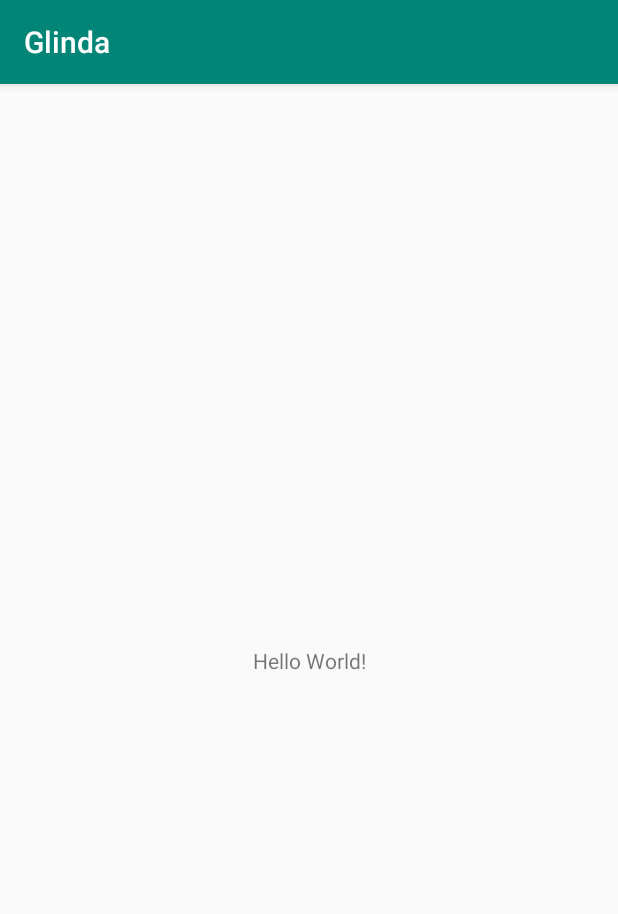
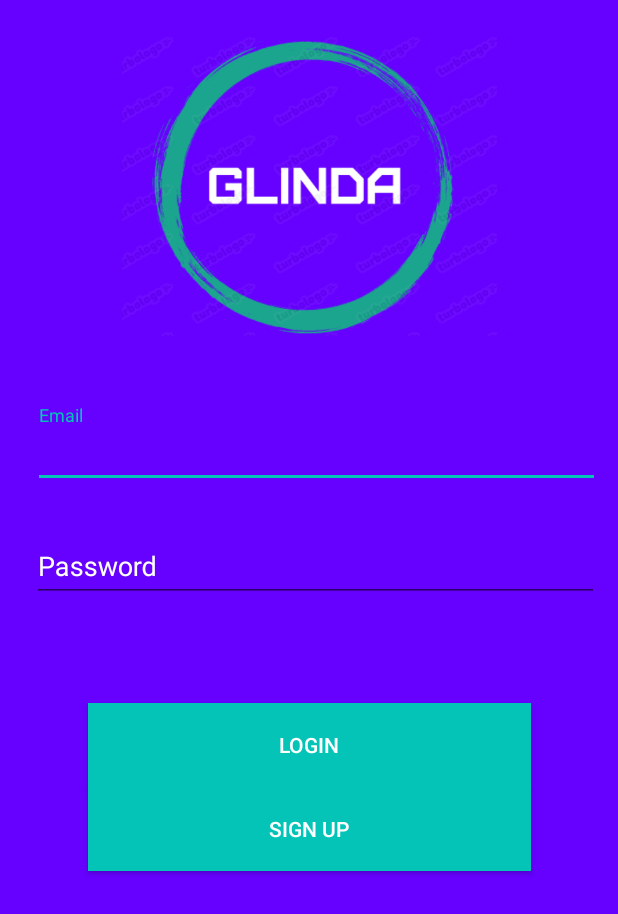
Before and after one commit to VladPavluts/Glinda, an Android app: the screen it shows after launch (MainActivity), on a phone screen of 412 x 824 dp. Shown: the top 914 px of the screen. Run offline under Robolectric (Android 15) with nearby library versions, the phone set to English and light mode, and no system bars; our stand-ins replace data binding.

```diff
--- /dev/null
+++ b/app/src/main/java/com/example/glinda/login/LoginBindingUtils.kt
@@ -0,0 +1,22 @@
+package com.example.glinda.login
+
+import android.widget.EditText
+import androidx.databinding.BindingAdapter
+
+@BindingAdapter("emailFocus")
+fun EditText.setEmailFocusListener(item: LoginViewModel) {
+    setOnFocusChangeListener { _, focused ->
+        if(!focused){
+            item.checkEmail()
+        }
+    }
+}
+
+@BindingAdapter("passwordFocus")
+fun EditText.setPasswordFocusListener(item: LoginViewModel) {
+    setOnFocusChangeListener { _, focused ->
+        if(!focused){
+            item.checkPassword()
+        }
+    }
+}
--- /dev/null
+++ b/app/src/main/java/com/example/glinda/login/LoginViewModel.kt
@@ -0,0 +1,54 @@
+package com.example.glinda.login
+
+import androidx.lifecycle.LiveData
+import androidx.lifecycle.MutableLiveData
+import androidx.lifecycle.ViewModel
+import com.example.glinda.Repository
+
+class LoginViewModel : ViewModel(){
+    val email: MutableLiveData<String> = MutableLiveData()
+    val password: MutableLiveData<String> = MutableLiveData()
+
+    private val _emailIsValid:MutableLiveData<Boolean> = MutableLiveData()
+    private val _passwordIsValid:MutableLiveData<Boolean> = MutableLiveData()
+
+    val emailIsValid:LiveData<Boolean>
+        get() = _emailIsValid
+    val passwordIsValid:LiveData<Boolean>
+        get() = _passwordIsValid
+
+    fun checkEmail(){
+        _emailIsValid.value=EmailValidator.isValid(email.value ?: "")
+    }
+    fun checkPassword(){
+        _passwordIsValid.value=password.value?.length ?:0>=8
+    }
+    fun login(){
+        checkEmail()
+        checkPassword()
+        if (_emailIsValid.value == true && _passwordIsValid.value == true) {
+            Repository.signIn(email.value ?: "", password.value ?: ""){
+                    isSuccessful -> completionListener(isSuccessful)}
+        }
+    }
+    private val _logInEvent: MutableLiveData<Boolean> = MutableLiveData()
+    val logInEvent: LiveData<Boolean>
+        get() = _logInEvent
+
+    private fun completionListener(result: Boolean) {
+        _logInEvent.value = result
+    }
+
+    private val _registrationEvent: MutableLiveData<Boolean> = MutableLiveData()
+    val registationEvent: LiveData<Boolean>
+        get() = _registrationEvent
+
+    fun moveToRegistration() {
+        _registrationEvent.value = true
+    }
+
+    fun resetEvent() {
+        _registrationEvent.value = false
+    }
+
+}
--- a/app/src/main/res/layout/activity_main.xml
+++ b/app/src/main/res/layout/activity_main.xml
@@ -5,14 +5,14 @@
     android:layout_width="match_parent"
     android:layout_height="match_parent"
     tools:context=".MainActivity">
+    <fragment
+        android:layout_width="match_parent"
+        android:layout_height="match_parent"
+        android:id="@+id/my_nav_host_fragment"
+        android:name="androidx.navigation.fragment.NavHostFragment"
+        app:navGraph="@navigation/nav_graph"
+        app:defaultNavHost="true"
+        />
 
-    <TextView
-        android:layout_width="wrap_content"
-        android:layout_height="wrap_content"
-        android:text="Hello World!"
-        app:layout_constraintBottom_toBottomOf="parent"
-        app:layout_constraintLeft_toLeftOf="parent"
-        app:layout_constraintRight_toRightOf="parent"
-        app:layout_constraintTop_toTopOf="parent" />
 
 </androidx.constraintlayout.widget.ConstraintLayout>
--- a/app/src/main/res/layout/fragment_login.xml
+++ b/app/src/main/res/layout/fragment_login.xml
@@ -1,13 +1,23 @@
 <?xml version="1.0" encoding="utf-8"?>
 
-<FrameLayout xmlns:android="http://schemas.android.com/apk/res/android"
+<layout xmlns:android="http://schemas.android.com/apk/res/android"
     xmlns:app="http://schemas.android.com/apk/res-auto"
-    xmlns:tools="http://schemas.android.com/tools"
+    xmlns:tools="http://schemas.android.com/tools">
+
+    <data>
+        <variable
+            name="viewModel"
+            type="com.example.glinda.login.LoginViewModel" />
+    </data>
+
+    <FrameLayout
         android:layout_width="match_parent"
         android:layout_height="match_parent"
         android:background="@color/colorPers"
         tools:context=".login.LoginFragment">
-
+        <ScrollView
+            android:layout_width="match_parent"
+            android:layout_height="match_parent">
         <androidx.constraintlayout.widget.ConstraintLayout
             android:layout_width="match_parent"
             android:layout_height="match_parent">
@@ -19,10 +29,11 @@
                 android:src="@drawable/logo"
                 app:layout_constraintEnd_toEndOf="parent"
                 app:layout_constraintStart_toStartOf="parent"
-            app:layout_constraintTop_toTopOf="parent" />
+                app:layout_constraintTop_toTopOf="parent"
+                android:contentDescription="@string/gl_logo" />
 
             <com.google.android.material.textfield.TextInputLayout
-            android:id="@+id/textInputLayout"
+                android:id="@+id/emailLayout"
                 android:layout_width="378dp"
                 android:layout_height="55dp"
                 android:layout_marginStart="32dp"
@@ -35,14 +46,17 @@
                 app:layout_constraintTop_toBottomOf="@+id/imageView">
 
                 <com.google.android.material.textfield.TextInputEditText
+                    android:id="@+id/email"
                     android:layout_width="match_parent"
                     android:layout_height="wrap_content"
-                android:hint="Email"
+                    android:text="@={viewModel.email}"
+                    app:emailFocus="@{viewModel}"
+                    android:hint="@string/emailg"
                     android:textColor="@color/white" />
             </com.google.android.material.textfield.TextInputLayout>
 
             <com.google.android.material.textfield.TextInputLayout
-            android:id="@+id/textInputLayout3"
+                android:id="@+id/passwordLayout"
                 android:textColorHint="@color/white"
                 android:layout_width="378dp"
                 android:layout_height="59dp"
@@ -51,13 +65,16 @@
                 android:layout_marginEnd="24dp"
                 app:layout_constraintEnd_toEndOf="parent"
                 app:layout_constraintStart_toStartOf="parent"
-            app:layout_constraintTop_toBottomOf="@+id/textInputLayout">
+                app:layout_constraintTop_toBottomOf="@+id/emailLayout">
 
                 <com.google.android.material.textfield.TextInputEditText
                     android:layout_width="match_parent"
                     android:layout_height="wrap_content"
                     android:textColor="@color/white"
-                android:hint="Password" />
+                    android:inputType="textPassword"
+                    android:hint="@string/passwordg"
+                    android:text="@={viewModel.password}"
+                    app:passwordFocus="@{viewModel}"                     />
             </com.google.android.material.textfield.TextInputLayout>
 
             <Button
@@ -66,11 +83,12 @@
                 android:layout_height="56dp"
                 android:layout_marginTop="64dp"
                 android:background="@color/colorAccent"
+                android:onClick="@{()->viewModel.login()}"
                 android:text="Login"
                 android:textColor="@color/white"
                 app:layout_constraintEnd_toEndOf="parent"
                 app:layout_constraintStart_toStartOf="parent"
-            app:layout_constraintTop_toBottomOf="@+id/textInputLayout3" />
+                app:layout_constraintTop_toBottomOf="@+id/passwordLayout" />
 
             <Button
                 android:id="@+id/registerButton"
@@ -78,6 +96,7 @@
                 android:layout_height="56dp"
                 android:layout_marginBottom="136dp"
                 android:background="@color/colorAccent"
+                android:onClick="@{()->viewModel.moveToRegistration()}"
                 android:text="Sign up"
                 android:textColor="@color/white"
                 app:layout_constraintBottom_toBottomOf="parent"
@@ -86,5 +105,6 @@
                 app:layout_constraintTop_toBottomOf="@+id/loginButton"
                 app:layout_constraintVertical_bias="1.0" />
         </androidx.constraintlayout.widget.ConstraintLayout>
-
+        </ScrollView>
     </FrameLayout>
+</layout>
--- /dev/null
+++ b/app/src/main/res/navigation/nav_graph.xml
@@ -0,0 +1,21 @@
+<?xml version="1.0" encoding="utf-8"?>
+<navigation xmlns:android="http://schemas.android.com/apk/res/android"
+    xmlns:app="http://schemas.android.com/apk/res-auto"
+    xmlns:tools="http://schemas.android.com/tools"
+    android:id="@+id/nav_graph"
+    app:startDestination="@id/loginFragment">
+
+    <fragment
+        android:id="@+id/loginFragment"
+        android:name="com.example.glinda.login.LoginFragment"
+        android:label="LoginFragment" >
+        <action
+            android:id="@+id/action_loginFragment_to_chatFragment"
+            app:destination="@id/chatFragment" />
+    </fragment>
+    <fragment
+        android:id="@+id/chatFragment"
+        android:name="com.example.glinda.ChatFragment.ChatFragment"
+        android:label="fragment_chat"
+        tools:layout="@layout/fragment_chat" />
+</navigation>
--- a/app/src/main/res/values/colors.xml
+++ b/app/src/main/res/values/colors.xml
@@ -1,6 +1,6 @@
 <?xml version="1.0" encoding="utf-8"?>
 <resources>
-    <color name="colorPrimary">#008577</color>
+    <color name="colorPrimary">#6600ff</color>
     <color name="colorPrimaryDark">#6600ff</color>
     <color name="colorAccent">#03c4b7</color>
     <color name="colorPers">#6600ff</color>
--- a/app/src/main/res/values/strings.xml
+++ b/app/src/main/res/values/strings.xml
@@ -3,4 +3,7 @@
 
     <!-- TODO: Remove or change this placeholder text -->
     <string name="hello_blank_fragment">Hello blank fragment</string>
+    <string name="gl_logo">Glinda Logo</string>
+    <string name="passwordg">Password</string>
+    <string name="emailg">Email</string>
 </resources>
--- a/app/src/main/res/values/styles.xml
+++ b/app/src/main/res/values/styles.xml
@@ -1,7 +1,7 @@
 <resources>
 
     <!-- Base application theme. -->
-    <style name="AppTheme" parent="Theme.AppCompat.Light.DarkActionBar">
+    <style name="AppTheme" parent="Theme.AppCompat.Light.NoActionBar">
         <!-- Customize your theme here. -->
         <item name="colorPrimary">@color/colorPrimary</item>
         <item name="colorPrimaryDark">@color/colorPrimaryDark</item>
--- a/build.gradle
+++ b/build.gradle
@@ -10,6 +10,8 @@ buildscript {
     dependencies {
         classpath 'com.android.tools.build:gradle:3.5.2'
         classpath "org.jetbrains.kotlin:kotlin-gradle-plugin:$kotlin_version"
+        classpath 'com.google.gms:google-services:4.2.0'
+        classpath 'android.arch.navigation:navigation-safe-args-gradle-plugin:1.0.0'
         // NOTE: Do not place your application dependencies here; they belong
         // in the individual module build.gradle files
     }
```
Also changed, not shown: app/build.gradle (+23 -3 lines), app/src/main/java/com/example/glinda/ChatFragment/ChatFragment.kt (added, +29 -0 lines), app/src/main/java/com/example/glinda/Const.kt (added, +7 -0 lines), app/src/main/java/com/example/glinda/Repository.kt (added, +23 -0 lines), app/src/main/java/com/example/glinda/login/EmailValidator.kt (added, +12 -0 lines), app/src/main/java/com/example/glinda/login/LoginFragment.kt (+44 -81 lines), app/src/main/res/layout/fragment_chat.xml (added, +14 -0 lines). Lines whose indentation alone changed are shown as unchanged.
